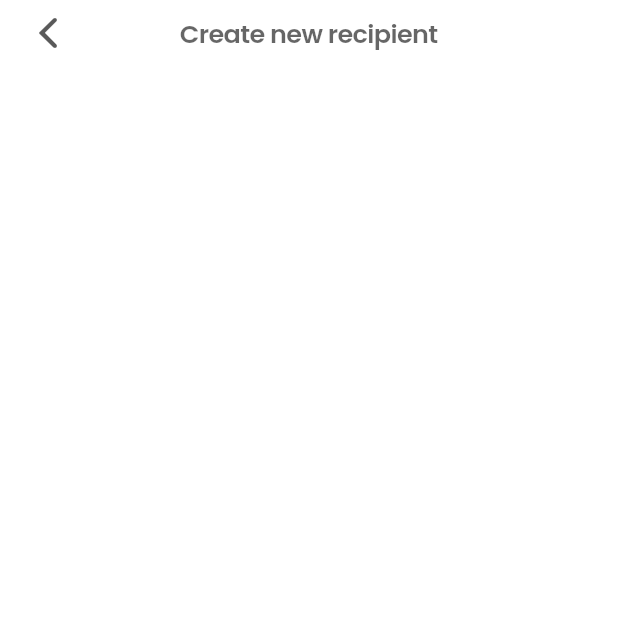
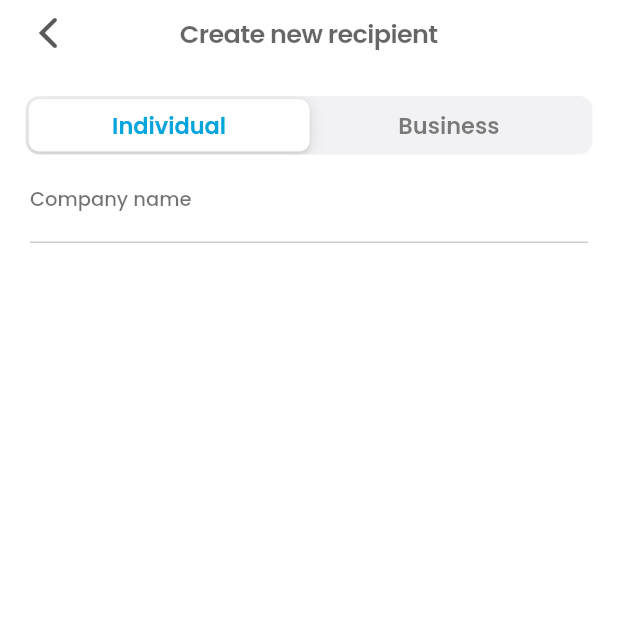
Before and after one commit to ProsperChihimba/nala-ios-clone, a Flutter app: the NewRecipient screen opened directly, on a phone screen of 412 x 824 dp, the top half of it. Run offline on Flutter 3.47's test engine with Material 2 defaults, Android fonts, the phone set to English and light mode, and no system bars; our stand-ins replace gap, get, google_fonts.

Commit message:
Add: input hah

```diff
--- a/lib/send/new_recipient/index.dart
+++ b/lib/send/new_recipient/index.dart
@@ -1,4 +1,6 @@
 import 'package:flutter/cupertino.dart';
+import 'package:gap/gap.dart';
+import 'package:nala_clon/send/new_recipient/input.dart';
 import 'package:nala_clon/utils/app_layout.dart';
 import 'package:nala_clon/utils/app_styles.dart';
 
@@ -10,10 +12,15 @@ class NewRecipient extends StatefulWidget {
 }
 
 class _NewRecipientState extends State<NewRecipient> {
+  int _selectedSegment = 0;
+
   @override
   Widget build(BuildContext context) {
     return CupertinoPageScaffold(
+      // navigation bar
       navigationBar: CupertinoNavigationBar(
+        border: Border.all(color: CupertinoColors.white),
+        backgroundColor: CupertinoColors.white,
         //
         leading: Icon(
           CupertinoIcons.back,
@@ -31,7 +38,63 @@ class _NewRecipientState extends State<NewRecipient> {
       ),
 
       //
-      child: SizedBox(),
+      child: ListView(
+        children: [
+          //
+          Gap(AppLayout.getHeight(20)),
+          Padding(
+            padding: EdgeInsets.symmetric(horizontal: AppLayout.getWidth(17)),
+            child: CupertinoSlidingSegmentedControl<int>(
+              backgroundColor: CupertinoColors.systemGrey5.withOpacity(0.5),
+              groupValue: _selectedSegment,
+              onValueChanged: (value) {
+                if (value != null) {
+                  setState(() {
+                    _selectedSegment = value;
+                  });
+                }
+              },
+              children: <int, Widget>{
+                0: Padding(
+                  padding: EdgeInsets.symmetric(
+                    horizontal: AppLayout.getWidth(20),
+                    vertical: AppLayout.getHeight(6),
+                  ),
+                  child: Text(
+                    'Individual',
+                    style: Styles.normalText.copyWith(
+                      color: _selectedSegment == 0
+                          ? Styles.blueColor
+                          : CupertinoColors.black.withOpacity(0.5),
+                      fontWeight: FontWeight.w600,
+                    ),
+                  ),
+                ),
+                1: Padding(
+                  padding: EdgeInsets.symmetric(
+                    horizontal: AppLayout.getWidth(20),
+                    vertical: AppLayout.getHeight(6),
+                  ),
+                  child: Text(
+                    'Business',
+                    style: Styles.normalText.copyWith(
+                      color: _selectedSegment == 1
+                          ? Styles.blueColor
+                          : CupertinoColors.black.withOpacity(0.5),
+                      fontWeight: FontWeight.w600,
+                    ),
+                  ),
+                ),
+              },
+            ),
+          ),
+
+          // inputs
+          RecordInput(
+            header: "Company name",
+          ),
+        ],
+      ),
     );
   }
 }
--- /dev/null
+++ b/lib/send/new_recipient/input.dart
@@ -0,0 +1,54 @@
+import 'package:flutter/cupertino.dart';
+import 'package:gap/gap.dart';
+import 'package:nala_clon/utils/app_layout.dart';
+import 'package:nala_clon/utils/app_styles.dart';
+
+class RecordInput extends StatefulWidget {
+  final String header;
+  const RecordInput({super.key, required this.header});
+
+  @override
+  State<RecordInput> createState() => _RecordInputState();
+}
+
+class _RecordInputState extends State<RecordInput> {
+  @override
+  Widget build(BuildContext context) {
+    return Column(
+      crossAxisAlignment: CrossAxisAlignment.start,
+      children: [
+        Padding(
+          padding: EdgeInsets.fromLTRB(
+            AppLayout.getWidth(20),
+            AppLayout.getHeight(20),
+            AppLayout.getWidth(20),
+            AppLayout.getHeight(0),
+          ),
+          child: Text(
+            widget.header,
+            style: Styles.normalText.copyWith(
+              color: CupertinoColors.black.withOpacity(0.55),
+              fontSize: AppLayout.getHeight(13),
+              fontWeight: FontWeight.w500,
+            ),
+          ),
+        ),
+        Gap(AppLayout.getHeight(19)),
+        Padding(
+          padding: EdgeInsets.only(
+            right: AppLayout.getWidth(20),
+            left: AppLayout.getWidth(20),
+          ),
+          child: Container(
+            decoration: BoxDecoration(
+              border: Border.all(
+                width: AppLayout.getHeight(0.5),
+                color: CupertinoColors.black.withOpacity(0.2),
+              ),
+            ),
+          ),
+        ),
+      ],
+    );
+  }
+}
```
